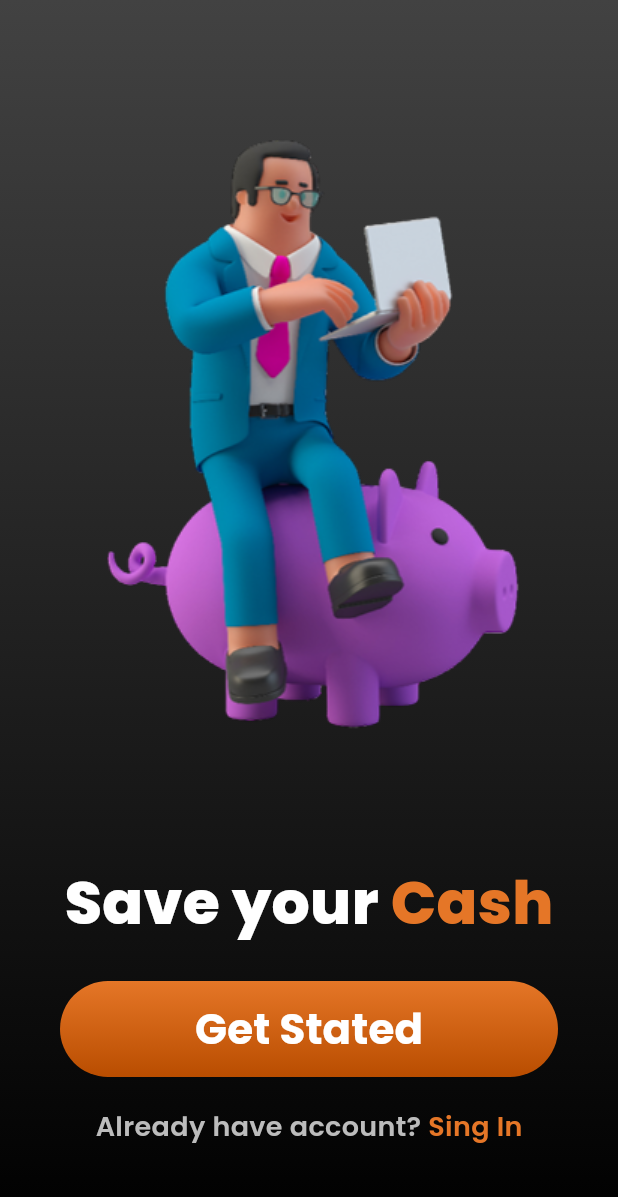
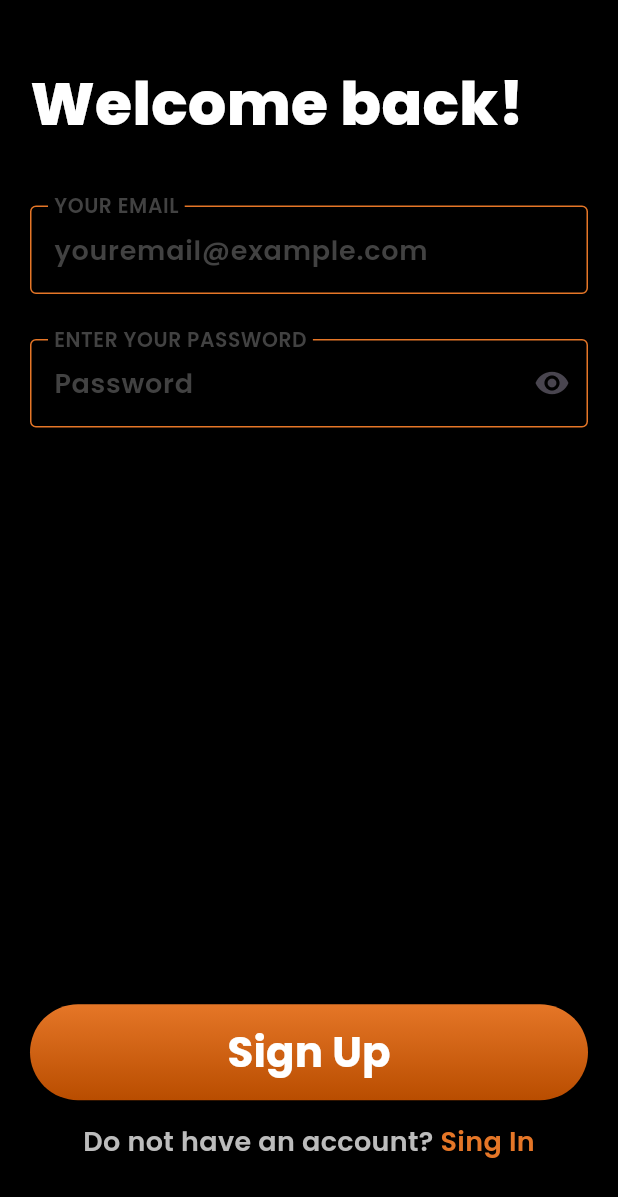
Before and after one commit to ppfuark/WorldSkils, a Flutter app: the screen it shows after launch, after a tap on "Sing In", on a phone screen of 412 x 824 dp. Shown: the top 1197 px of the screen. Run offline on Flutter 3.47's test engine with Material 3 defaults, Android fonts, the phone set to English and light mode, and no system bars; our stand-ins replace sqflite; accounts and stored records are empty.

Commit message:
FlutterApps[feat]: Fuark Bank
Sign In: Auth | States | Pages | Controller

```diff
--- a/Flutter Apps/fuark_bank/lib/app.dart
+++ b/Flutter Apps/fuark_bank/lib/app.dart
@@ -3,6 +3,7 @@ import 'package:fuark_bank/common/constants/app_routes.dart';
 import 'package:fuark_bank/common/constants/app_theme_data.dart';
 import 'package:fuark_bank/features/onboarding/onboarding_page.dart';
 import 'package:fuark_bank/features/sign_up/sign_up_page.dart';
+import 'package:fuark_bank/features/sing_in/sign_in_page.dart';
 import 'package:fuark_bank/features/splash/splash_page.dart';
 
 class MyApp extends StatelessWidget {
@@ -15,9 +16,10 @@ class MyApp extends StatelessWidget {
       debugShowCheckedModeBanner: false,
       initialRoute: AppRoutes.splash,
       routes: {
-        AppRoutes.initial:(context)=> const OnboardingPage(),
-        AppRoutes.signUp:(context)=> const SignUpPage(),
-        AppRoutes.splash:(context)=> const SplashPage(),
+        AppRoutes.initial: (context) => const OnboardingPage(),
+        AppRoutes.signUp: (context) => const SignUpPage(),
+        AppRoutes.signIn: (context) => const SignInPage(),
+        AppRoutes.splash: (context) => const SplashPage(),
       },
     );
   }
--- a/Flutter Apps/fuark_bank/lib/features/sing_in/sign_in_controller.dart
+++ b/Flutter Apps/fuark_bank/lib/features/sing_in/sign_in_controller.dart
@@ -1,11 +1,30 @@
 import 'package:flutter/material.dart';
+import 'package:fuark_bank/common/models/user_model.dart';
 import 'package:fuark_bank/features/sing_in/sign_in_state.dart';
+import 'package:fuark_bank/services/auth/auth_service.dart';
 
 class SignInController extends ChangeNotifier {
+  final AuthService _authService;
+
+  SignInController(this._authService);
 
   SignInState state = SignInInitialState();
   void changeState(SignInState newState) {
     state = newState;
     notifyListeners();
   }
+
+  Future<void> doSignIn({required UserModel userData}) async {
+    changeState(SignInLoadingState());
+
+    try {
+      await _authService.signIn(
+        email: userData.email!,
+        password: userData.password!,
+      );
+      changeState(SignInSuccessState());
+    } catch (e) {
+      changeState(SignInErrorState(e.toString()));
+    }
+  }
 }
--- a/Flutter Apps/fuark_bank/lib/features/sing_in/sign_in_page.dart
+++ b/Flutter Apps/fuark_bank/lib/features/sing_in/sign_in_page.dart
@@ -0,0 +1,188 @@
+import 'dart:developer';
+import 'package:flutter/material.dart';
+import 'package:fuark_bank/common/constants/app_colors.dart';
+import 'package:fuark_bank/common/constants/app_routes.dart';
+import 'package:fuark_bank/common/constants/app_text_style.dart';
+import 'package:fuark_bank/common/models/user_model.dart';
+import 'package:fuark_bank/common/widgets/app_button.dart';
+import 'package:fuark_bank/common/widgets/app_input.dart';
+import 'package:fuark_bank/common/widgets/app_password_input.dart';
+import 'package:fuark_bank/common/widgets/app_show_modal_bottom_sheet.dart';
+import 'package:fuark_bank/common/utils/validator.dart';
+import 'package:fuark_bank/features/sing_in/sign_in_controller.dart';
+import 'package:fuark_bank/features/sing_in/sign_in_state.dart';
+import 'package:fuark_bank/services/auth/mock_auth_service.dart';
+
+class SignInPage extends StatefulWidget {
+  const SignInPage({super.key});
+
+  @override
+  State<SignInPage> createState() => _SignInPageState();
+}
+
+class _SignInPageState extends State<SignInPage> {
+  final _formKey = GlobalKey<FormState>();
+  final _passwordController = TextEditingController();
+  final _nameController = TextEditingController();
+  final _emailController = TextEditingController();
+  final _confirmPasswordController = TextEditingController();
+  final _controller = SignInController(MockAuthService());
+
+  @override
+  void dispose() {
+    _confirmPasswordController.dispose();
+    _passwordController.dispose();
+    _emailController.dispose();
+    _nameController.dispose();
+    _controller.dispose();
+    super.dispose();
+  }
+
+  @override
+  void initState() {
+    super.initState();
+    _controller.addListener(() {
+      log(_controller.state.toString());
+
+      if (_controller.state is SignInLoadingState) {
+        showDialog(
+          context: context,
+          barrierDismissible: false,
+          builder: (context) => const Center(
+            child: CircularProgressIndicator(color: AppColors.primaryColor),
+          ),
+        );
+      }
+
+      if (_controller.state is SignInSuccessState) {
+        // Navigate only after success
+        Navigator.of(context).pushAndRemoveUntil(
+          MaterialPageRoute(
+            builder: (context) =>
+                const Scaffold(body: Center(child: Text("New Page"))),
+          ),
+          (route) => false,
+        );
+      }
+
+      if (_controller.state is SignInErrorState) {
+        final errorMessage =
+            (_controller.state as SignInErrorState).errorMessage;
+        Navigator.pop(context);
+        customShowModalBottomSheet(context, errorMessage, "Try again!");
+      }
+    });
+  }
+
+  @override
+  Widget build(BuildContext context) {
+    return Scaffold(
+      body: Container(
+        width: double.infinity,
+        decoration: const BoxDecoration(color: Colors.black),
+        child: Padding(
+          padding: const EdgeInsets.only(
+            left: 20,
+            right: 20,
+            top: 40,
+            bottom: 40,
+          ),
+          child: Column(
+            crossAxisAlignment: CrossAxisAlignment.start,
+            children: [
+              Expanded(
+                flex: 5,
+                child: Column(
+                  crossAxisAlignment: CrossAxisAlignment.start,
+                  children: [
+                    Column(
+                      crossAxisAlignment: CrossAxisAlignment.start,
+                      children: [
+                        Text(
+                          "Welcome back!",
+                          style: AppTextStyle.bigText.copyWith(
+                            color: AppColors.white,
+                          ),
+                        ),
+                      ],
+                    ),
+                    const SizedBox(height: 40),
+                    Form(
+                      key: _formKey,
+                      child: Column(
+                        children: [
+                          AppInput(
+                            textEditingController: _emailController,
+                            label: "Your email",
+                            placeholder: "youremail@example.com",
+                            validator: Validator.validateEmail,
+                          ),
+                          const SizedBox(height: 30),
+                          AppPasswordInput(
+                            textEditingController: _passwordController,
+                            placeholder: "Password",
+                            label: "Enter your password",
+                            validator: Validator.validatePassword,
+                          ),
+                        ],
+                      ),
+                    ),
+                  ],
+                ),
+              ),
+              Expanded(
+                child: Align(
+                  child: Column(
+                    crossAxisAlignment: CrossAxisAlignment.center,
+                    mainAxisAlignment: MainAxisAlignment.center,
+                    children: [
+                      AppButton(
+                        isPrimary: true,
+                        onPressed: () async {
+                          // Fix validation logic
+                          if (_formKey.currentState!.validate()) {
+                            await _controller.doSignIn(
+                              userData: UserModel(
+                                name: _nameController.text,
+                                email: _emailController.text,
+                                password: _passwordController.text,
+                              ),
+                            );
+                          }
+                        },
+                        label: "Sign Up",
+                      ),
+                      const SizedBox(height: 15),
+                      Row(
+                        mainAxisAlignment: MainAxisAlignment.center,
+                        children: [
+                          Text(
+                            "Do not have an account? ",
+                            style: AppTextStyle.headline.copyWith(
+                              color: AppColors.tertiary,
+                            ),
+                          ),
+                          GestureDetector(
+                            onTap: () {
+                              Navigator.pushNamed(context, AppRoutes.signUp);
+                            },
+                            child: Text(
+                              "Sing In",
+                              style: AppTextStyle.headline.copyWith(
+                                color: AppColors.primaryColor,
+                              ),
+                            ),
+                          ),
+                        ],
+                      ),
+                    ],
+                  ),
+                ),
+              ),
+            ],
+          ),
+        ),
+      ),
+    );
+  }
+}
--- a/Flutter Apps/fuark_bank/lib/services/auth/auth_service.dart
+++ b/Flutter Apps/fuark_bank/lib/services/auth/auth_service.dart
@@ -6,5 +6,8 @@ abstract class AuthService {
     required String email,
     required String password,
   });
-  Future signIn();
+  Future<UserModel> signIn({
+    required String email,
+    required String password,
+  });
 }
--- a/Flutter Apps/fuark_bank/lib/services/auth/mock_auth_service.dart
+++ b/Flutter Apps/fuark_bank/lib/services/auth/mock_auth_service.dart
@@ -3,9 +3,23 @@ import 'package:fuark_bank/services/auth/auth_service.dart';
 
 class MockAuthService implements AuthService {
   @override
-  Future signIn() {
-    // TODO: implement signIn
-    throw UnimplementedError();
+  Future<UserModel> signIn({
+    required String email,
+    required String password,
+  }) async {
+    await Future.delayed(const Duration(seconds: 2));
+    try {
+      if (password.startsWith("123")) {
+        throw Exception();
+      }
+      // throw Exception();
+      return UserModel(id: 7, email: email);
+    } catch (e) {
+      if (password.startsWith("123")) {
+        throw "Weak password. Try again!";
+      }
+      throw "Can not login in your accont. Try again later!";
+    }
   }
 
   @override
@@ -19,7 +33,7 @@ class MockAuthService implements AuthService {
       if (password.startsWith("123")) {
         throw Exception();
       }
-      throw Exception();
+      // throw Exception();
       return UserModel(id: 7, email: email, name: name);
     } catch (e) {
       if (password.startsWith("123")) {
```
